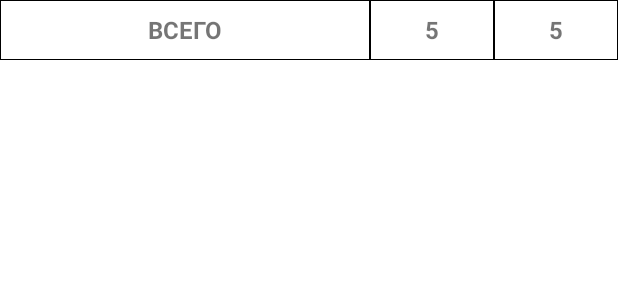
After one commit to Forcharc/loading-area, an Android app: the layout item_parcel_type_overall.xml on its own in the app's theme, with its tools: preview values and no code run, on a phone screen of 412 x 824 dp. The commit adds this screen. Shown: the top 300 px of the screen. Run offline under Robolectric (Android 15) with nearby library versions, the phone set to English and light mode, and no system bars.

Commit message:
Add overall parcel count by parcel types

```diff
--- a/app/src/main/java/kz/kazpost/loadingarea/repositories/ScanRespositoryImpl.kt
+++ b/app/src/main/java/kz/kazpost/loadingarea/repositories/ScanRespositoryImpl.kt
@@ -43,7 +43,7 @@ class ScanRepositoryImpl @Inject constructor(
                     putCategoriesFromLabelsIntoResult(info.labelItems, result)
                 }
                 if (info?.mailItems != null) {
-                    putCategoriesForMailsIntoResult(info.mailItems, result)
+                    putCategoriesFromMailsIntoResult(info.mailItems, result)
                 }
                 var rememberedShpis = emptyList<AddedShpisDBModel>()
                 runBlocking {
@@ -68,7 +68,7 @@ class ScanRepositoryImpl @Inject constructor(
         }
     }
 
-    private fun putCategoriesForMailsIntoResult(
+    private fun putCategoriesFromMailsIntoResult(
         mailItems: List<MailResponse?>,
         result: HashMap<String, ParcelCategoryModel>
     ) {
--- /dev/null
+++ b/app/src/main/java/kz/kazpost/loadingarea/ui/_models/ParcelTypeOverallModel.kt
@@ -0,0 +1,6 @@
+package kz.kazpost.loadingarea.ui._models
+
+data class ParcelTypeOverallModel(
+    val overallPlan: Int,
+    val overallFact: Int
+)
--- /dev/null
+++ b/app/src/main/res/layout/item_parcel_type_overall.xml
@@ -0,0 +1,26 @@
+<?xml version="1.0" encoding="utf-8"?>
+<LinearLayout xmlns:android="http://schemas.android.com/apk/res/android"
+    xmlns:tools="http://schemas.android.com/tools"
+    android:layout_width="match_parent"
+    android:layout_height="wrap_content"
+    android:minHeight="40dp">
+
+    <TextView
+        android:id="@+id/tv_naming"
+        style="@style/TableCellStyle"
+        android:layout_weight="3"
+        android:text="@string/overall"
+        android:textStyle="bold" />
+
+    <TextView
+        android:id="@+id/tv_plan"
+        style="@style/TableCellStyle"
+        android:textStyle="bold"
+        tools:text="5" />
+
+    <TextView
+        android:id="@+id/tv_fact"
+        style="@style/TableCellStyle"
+        android:textStyle="bold"
+        tools:text="5" />
+</LinearLayout>
--- a/app/src/main/res/values/strings.xml
+++ b/app/src/main/res/values/strings.xml
@@ -44,6 +44,7 @@
     <string name="shpi_added">%1$s выделен</string>
     <string name="s_invoice_not_found">S-накладная не найдена</string>
     <string name="shpis_missing">"Важно!!! Данные отправления\n%1$s\nявляются частью транспортной накладной: %2$s"</string>
+    <string name="overall">ВСЕГО</string>
 
     <string-array name="operations">
         <item>Добавить S</item>
```
Also changed, not shown: app/src/main/java/kz/kazpost/loadingarea/ui/_adapters/ParcelCategoryOverallAdapter.kt (added, +60 -0 lines), app/src/main/java/kz/kazpost/loadingarea/ui/scan/ScanFragment.kt (+13 -4 lines).
